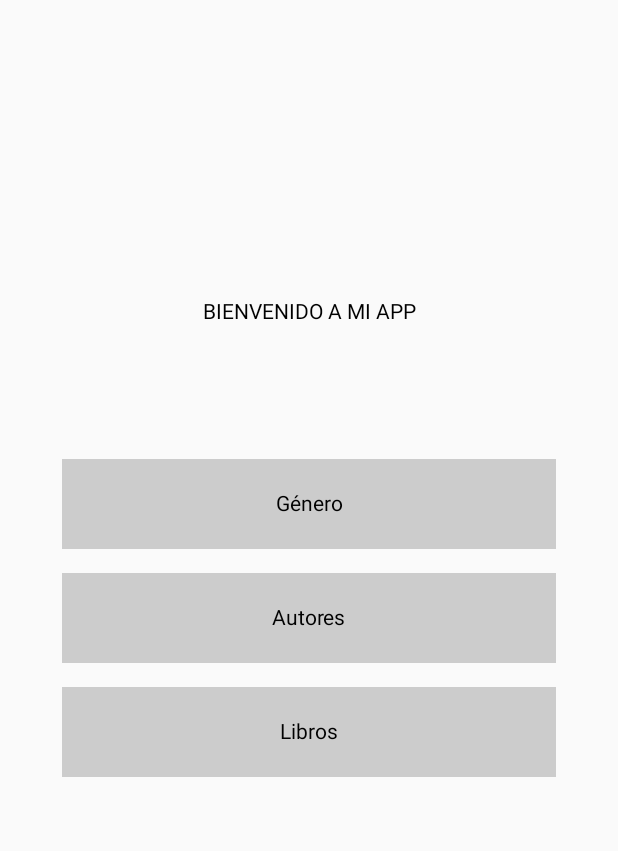
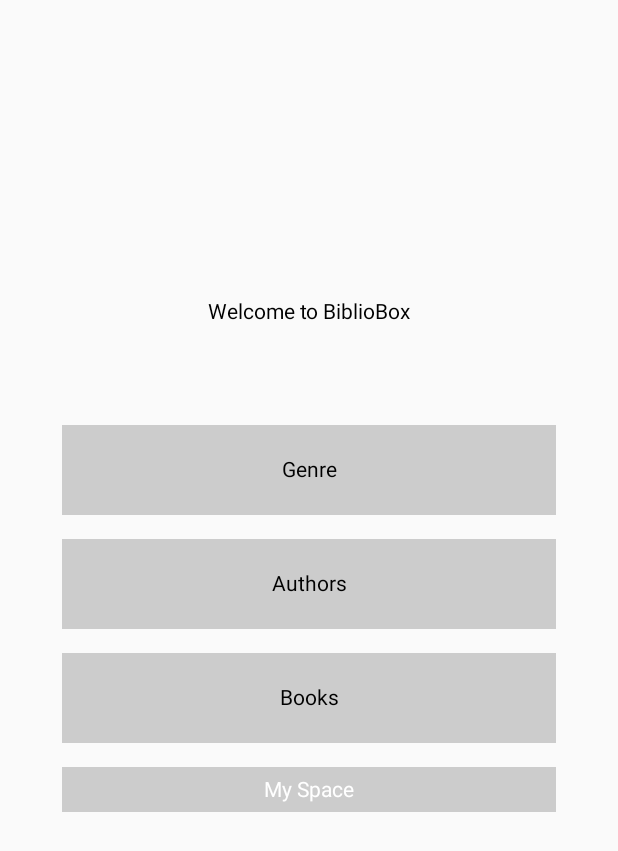
Before and after one commit to Dedany/registrodelibros, an Android app built with Jetpack Compose: the screen it shows after launch (MainActivity), on a phone screen of 412 x 824 dp. Shown: the top 851 px of the screen. Run offline under Robolectric (Android 15) with nearby library versions, the phone set to English and light mode, and no system bars; our stand-ins replace Dagger/Hilt's generated code.

```diff
--- a/app/src/main/java/com/dedany/registrodelibros/ui/screens/First.kt
+++ b/app/src/main/java/com/dedany/registrodelibros/ui/screens/First.kt
@@ -21,7 +21,7 @@ fun BoxWithColumnClickableBoxes(
     Box(
         modifier = Modifier.fillMaxSize()
     ) {
-        Text(text = "BIENVENIDO A MI APP",
+        Text(text = "Welcome to BiblioBox",
             modifier = Modifier
                 .align(Alignment.TopCenter)
                 .padding(top = 200.dp))
@@ -40,7 +40,7 @@ fun BoxWithColumnClickableBoxes(
                     .clickable { onGeneroClick() },
                 contentAlignment = Alignment.Center
             ) {
-                Text(text = "Género")
+                Text(text = "Genre")
             }
 
             Box(
@@ -51,8 +51,9 @@ fun BoxWithColumnClickableBoxes(
                     .clickable { onAutoresClick() },
                 contentAlignment = Alignment.Center
             ) {
-                Text(text = "Autores")
+                Text(text = "Authors")
             }
+
 
             Box(
                 modifier = Modifier
@@ -62,11 +63,29 @@ fun BoxWithColumnClickableBoxes(
                     .clickable { onLibrosClick() },
                 contentAlignment = Alignment.Center
             ) {
-                Text(text = "Libros")
+                Text(text = "Books")
+            }
+            Box(
+                modifier = Modifier
+                    .fillMaxWidth()
+                    .height(30.dp)
+                    .background(Color.LightGray)
+                    .clickable { onGeneroClick() },
+                contentAlignment = Alignment.Center
+            ) {
+                Text(
+                    text = "My Space",
+                    color = Color.White,
+
+                )
             }
         }
+
     }
+
 }
+
+
 
 
 @Composable
--- a/app/src/main/java/com/dedany/registrodelibros/ui/screens/author/AuthorsScreen.kt
+++ b/app/src/main/java/com/dedany/registrodelibros/ui/screens/author/AuthorsScreen.kt
@@ -23,12 +23,14 @@ fun AuthorsScreen(
     val authors = viewModel.authors.collectAsState()
     val query = viewModel.query.collectAsState()
 
+    val uniqueAuthors = authors.value.distinct()
+
     Column(modifier = Modifier.padding(16.dp)) {
         // Buscador
         OutlinedTextField(
             value = query.value,
             onValueChange = { viewModel.onQueryChanged(it) },
-            label = { Text("Buscar autor") },
+            label = { Text("Search author") },
             modifier = Modifier.fillMaxWidth()
         )
 
@@ -57,7 +59,7 @@ fun AuthorsScreen(
 
 
         LazyColumn {
-            items(authors.value) { author ->
+            items(uniqueAuthors) { author ->
                 Text(
                     text = author.name,
                     fontSize = 16.sp,
--- a/app/src/main/java/com/dedany/registrodelibros/ui/screens/book/GenresListScreen.kt
+++ b/app/src/main/java/com/dedany/registrodelibros/ui/screens/book/GenresListScreen.kt
@@ -95,7 +95,7 @@ fun GenresListScreen(navController: NavController) {
                         contentAlignment = Alignment.Center
                     ) {
                         Text(
-                            "Arrastra aquí",
+                            "Drag here",
                             fontSize = 12.sp,
                             textAlign = TextAlign.Center,
                             color = MaterialTheme.colorScheme.onSecondaryContainer
```
Also changed, not shown: Data/src/main/java/com/dperez/data/repository/BookRepositoryImpl.kt (+29 -18 lines), app/src/main/java/com/dedany/registrodelibros/ui/screens/mySpace/MySpaceScreen.kt (added, +120 -0 lines), app/src/main/java/com/dedany/registrodelibros/ui/screens/mySpace/MySpaceViewModel.kt (added, +28 -0 lines).
